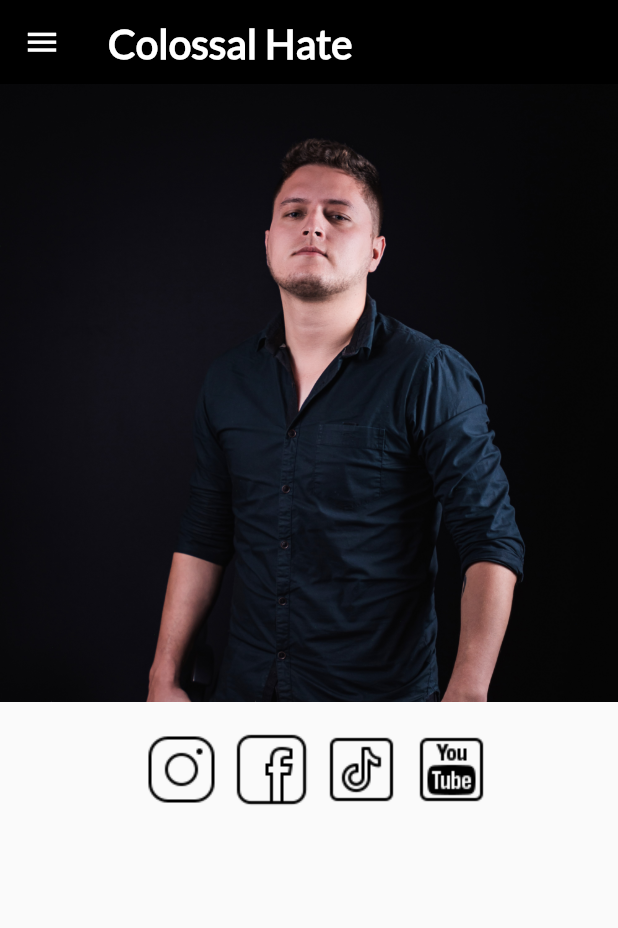
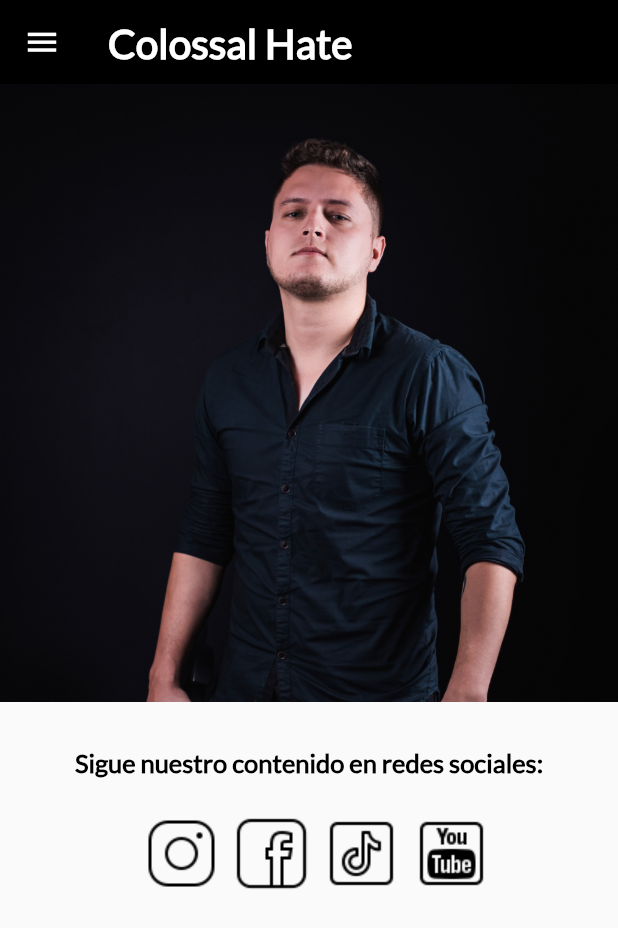
Before and after one commit to andresesposito62/ColossalHate, a Flutter app: the screen it shows after launch, on a phone screen of 412 x 824 dp. Shown: the top 928 px of the screen. Run offline on Flutter 3.47's test engine with Material 2 defaults, Android fonts, the phone set to English and light mode, and no system bars.

Commit message:
colum is added insocial media List

```diff
--- a/lib/Strings/StringsEs.dart
+++ b/lib/Strings/StringsEs.dart
@@ -4,4 +4,5 @@ class StringsEs {
   static const String MEDIA = "Media";
   static const String CONTACT_US = "Contáctanos";
   static const String OUR_MUSIC = "Nuestra música";
+  static const String SOCIAL_MEDIA_TEXT = "Sigue nuestro contenido en redes sociales:";
 }
--- a/lib/digital_platform_list.dart
+++ b/lib/digital_platform_list.dart
@@ -8,6 +8,20 @@ class DigitalPlatformList extends StatelessWidget{
 
   @override
   Widget build(BuildContext context) {
+
+    final socialMediaText =  Text(
+      StringsEs.SOCIAL_MEDIA_TEXT,
+      style: TextStyle(
+          color: Colors.black,
+          fontSize: 17.0,
+          fontFamily: "Lato",
+          fontWeight: FontWeight.bold
+      ),
+    );
+
+    final spaceText =  Text(
+      "",
+    );
 
     final socialMediaRow = Row(
       mainAxisAlignment: MainAxisAlignment.center,
@@ -20,8 +34,15 @@ class DigitalPlatformList extends StatelessWidget{
     );
 
     final socialMediaContainer = Container(
-      margin: const EdgeInsets.all(10.0),
-      child: socialMediaRow,
+      margin: const EdgeInsets.all(30.0),
+      alignment: Alignment.center,
+      child: Column(
+        children: [
+          socialMediaText,
+          spaceText,
+          socialMediaRow,
+        ],
+      ),
     );
 
     return socialMediaContainer;
--- a/lib/web/landing_page_web.dart
+++ b/lib/web/landing_page_web.dart
@@ -48,6 +48,7 @@ class _LandingPageWebState extends State<LandingPageWeb> {
                 Image.asset("assets/img/_DSC5109-2.jpg",
                   alignment: Alignment(-0.9, -0.72),
                   height: height,
+                  width: width,
                   fit: BoxFit.cover,),
                 DigitalPlatformList()
               ],
```
